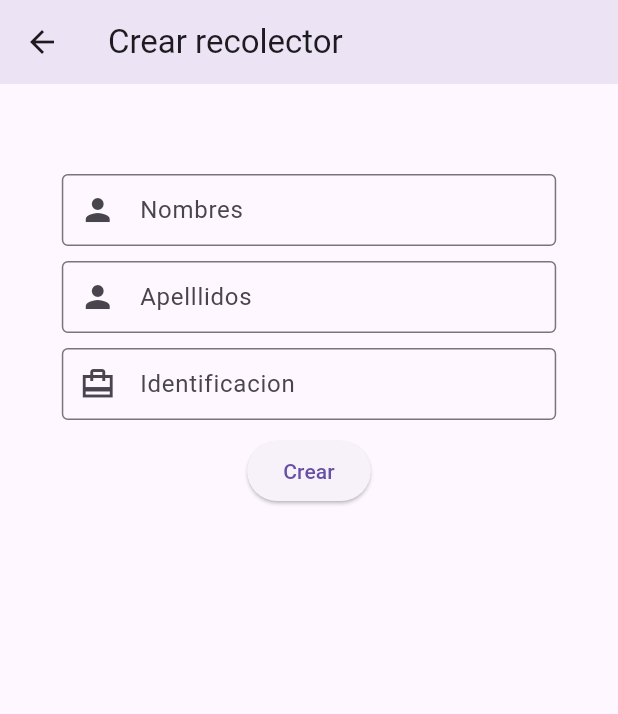
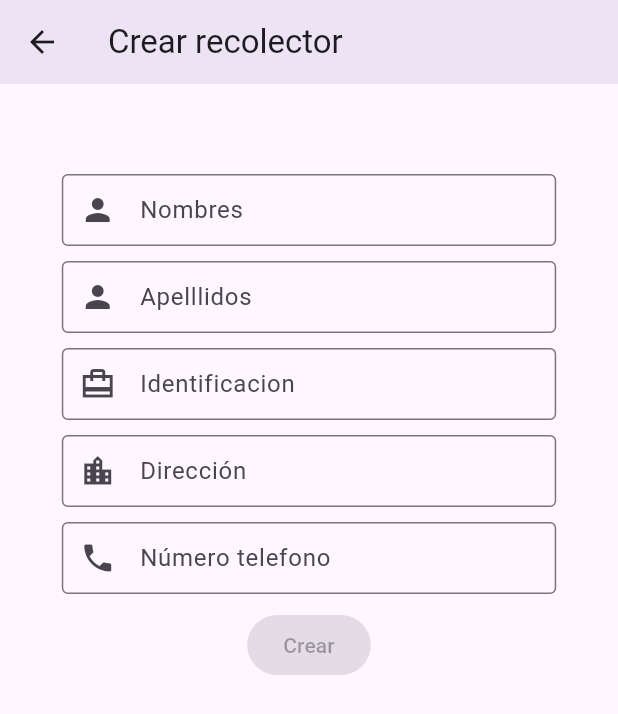
Before and after one commit to Acopios/copio-app, a Flutter app: the RecolectorPagState screen opened directly, on a phone screen of 412 x 824 dp. Shown: the top 714 px of the screen. Run offline on Flutter 3.47's test engine with Material 3 defaults, Android fonts, the light colour scheme and no system bars; our stand-ins replace bloc, dio, equatable, flutter_bloc, flutter_speed_dial, shared_preferences; accounts and stored records are empty.

Commit message:
se añade creacion de recolectores

```diff
--- /dev/null
+++ b/lib/src/data/dto/recolector_dto.dart
@@ -0,0 +1,25 @@
+class RecolectorDto {
+  final String nombres;
+  final String apellidos;
+  final String direccion;
+  final String telefono;
+  final String identificacion;
+  final int idMinorista;
+
+  RecolectorDto(
+      {required this.nombres,
+      required this.apellidos,
+      required this.direccion,
+      required this.telefono,
+      required this.identificacion,
+      required this.idMinorista});
+
+  Map<String, dynamic> toJson() => {
+        "nombres": nombres,
+        "apellidos": apellidos,
+        "direccion": direccion,
+        "telefono": telefono,
+        "identificacion": identificacion,
+        "idMinorista": idMinorista,
+      };
+}
--- /dev/null
+++ b/lib/src/ui/blocs/recolector/recolector_cubit.dart
@@ -0,0 +1,51 @@
+import 'package:acopios/src/data/dto/recolector_dto.dart';
+import 'package:acopios/src/data/repository/recolector_repository.dart';
+import 'package:bloc/bloc.dart';
+import 'package:equatable/equatable.dart';
+import 'package:flutter/material.dart';
+
+import '../../../core/shared_preferences.dart';
+
+part 'recolector_state.dart';
+
+class RecolectorCubit extends Cubit<RecolectorState> {
+  final _recolectorRepo = RecolectorRepo();
+
+  RecolectorCubit() : super(RecolectorState());
+
+  final name = TextEditingController();
+  final lastname = TextEditingController();
+  final ide = TextEditingController();
+  final address = TextEditingController();
+  final phone = TextEditingController();
+
+  Future<bool> crearRecolector() async {
+    emit(state.copyWith(loading: true));
+
+    final id = await SharedPreferencesManager("id").load();
+
+    final r = await _recolectorRepo.crearRecolector(RecolectorDto(
+      nombres: name.text,
+      apellidos: lastname.text,
+      direccion: address.text,
+      telefono: phone.text,
+      identificacion: ide.text,
+      idMinorista: int.parse(id!),
+    ));
+    emit(state.copyWith(loading: false));
+    return r;
+  }
+
+  void isEnabled() {
+    bool e = false;
+
+    if (name.text.isNotEmpty &&
+        lastname.text.isNotEmpty &&
+        address.text.isNotEmpty &&
+        phone.text.isNotEmpty &&
+        ide.text.isNotEmpty) {
+      e = true;
+    }
+    emit(state.copyWith(enabled: e));
+  }
+}
--- /dev/null
+++ b/lib/src/ui/blocs/recolector/recolector_state.dart
@@ -0,0 +1,13 @@
+part of 'recolector_cubit.dart';
+
+class RecolectorState extends Equatable {
+  late bool enabled;
+  late bool loading;
+  RecolectorState({this.enabled = false, this.loading = false});
+
+  @override
+  List<Object> get props => [enabled, loading];
+
+  RecolectorState copyWith({bool? enabled, bool? loading}) => RecolectorState(
+      enabled: enabled ?? this.enabled, loading: loading ?? this.loading);
+}
--- a/lib/src/ui/pages/reclector_page.dart
+++ b/lib/src/ui/pages/reclector_page.dart
@@ -1,5 +1,12 @@
+// ignore_for_file: use_build_context_synchronously
+
+import 'package:acopios/src/ui/blocs/recolector/recolector_cubit.dart';
+import 'package:acopios/src/ui/helpers/alert_dialog_helper.dart';
+import 'package:acopios/src/ui/pages/home_page.dart';
 import 'package:acopios/src/ui/widgets/input_widget.dart';
+import 'package:acopios/src/ui/widgets/loading_widget.dart';
 import 'package:flutter/material.dart';
+import 'package:flutter_bloc/flutter_bloc.dart';
 
 import '../widgets/btn_widget.dart';
 
@@ -13,16 +20,37 @@ class RecolectorPagState extends StatefulWidget {
 class _RecolectorPagStateState extends State<RecolectorPagState> {
   late Size _size;
 
+  late RecolectorCubit _recolectorCubit;
+
+  @override
+  void initState() {
+    super.initState();
+    _recolectorCubit = RecolectorCubit();
+  }
+
   @override
   Widget build(BuildContext context) {
     _size = MediaQuery.sizeOf(context);
-    return SafeArea(
+    return BlocProvider(
+      create: (context) => _recolectorCubit,
+      child: SafeArea(
         child: Scaffold(
           appBar: AppBar(
             elevation: 8,
             title: const Text("Crear recolector"),
           ),
-        body: _body(),
+          body: BlocBuilder<RecolectorCubit, RecolectorState>(
+            builder: (context, state) {
+              return Stack(
+                children: [
+                  _body(),
+                  Visibility(
+                      visible: state.loading, child: const LoadingWidget())
+                ],
+              );
+            },
+          ),
+        ),
       ),
     );
   }
@@ -34,29 +62,71 @@ class _RecolectorPagStateState extends State<RecolectorPagState> {
           children: [
             _space(30),
             InputWidget(
-                controller: TextEditingController(),
+                controller: _recolectorCubit.name,
                 hintText: "Nombres",
                 icon: Icons.person,
-                onChanged: (e) {}),
+                onChanged: (e) {
+                  _recolectorCubit.isEnabled();
+                }),
             _space(10),
             InputWidget(
-                controller: TextEditingController(),
+                controller: _recolectorCubit.lastname,
                 hintText: "Apelllidos",
                 icon: Icons.person,
-                onChanged: (e) {}),
+                onChanged: (e) {
+                  _recolectorCubit.isEnabled();
+                }),
             _space(10),
             InputWidget(
-                controller: TextEditingController(),
+                controller: _recolectorCubit.ide,
                 hintText: "Identificacion",
                 icon: Icons.card_travel_sharp,
-                onChanged: (e) {}),
+                onChanged: (e) {
+                  _recolectorCubit.isEnabled();
+                }),
             _space(10),
-            BtnWidget(
-                enabled: true,
-                action: () {
+            InputWidget(
+                controller: _recolectorCubit.address,
+                hintText: "Dirección",
+                icon: Icons.location_city,
+                onChanged: (e) {
+                  _recolectorCubit.isEnabled();
+                }),
+            _space(10),
+            InputWidget(
+                controller: _recolectorCubit.phone,
+                hintText: "Número telefono",
+                icon: Icons.phone,
+                onChanged: (e) {
+                  _recolectorCubit.isEnabled();
+                }),
+            _space(10),
+            BlocBuilder<RecolectorCubit, RecolectorState>(
+              builder: (context, state) {
+                return BtnWidget(
+                    enabled: state.enabled,
+                    action: () async {
+                      final r = await _recolectorCubit.crearRecolector();
+                      if (r) {
+                        Navigator.pushAndRemoveUntil(
+                            context,
+                            MaterialPageRoute(builder: (_) => HomePage()),
+                            (route) => false);
+                      } else {
+                        alert(
+                            context,
+                            const Column(
+                              children: [
+                                Text("No fue posible crear el recolector")
+                              ],
+                            ), action1: () {
                           Navigator.pop(context);
+                        });
+                      }
                     },
-                txt: "Crear"),
+                    txt: "Crear");
+              },
+            ),
           ],
         ),
       );
```
Also changed, not shown: lib/src/data/repository/recolector_repository.dart (+16 -0 lines), lib/src/ui/widgets/loading_widget.dart (added, +14 -0 lines). Lines whose indentation alone changed are shown as unchanged.
